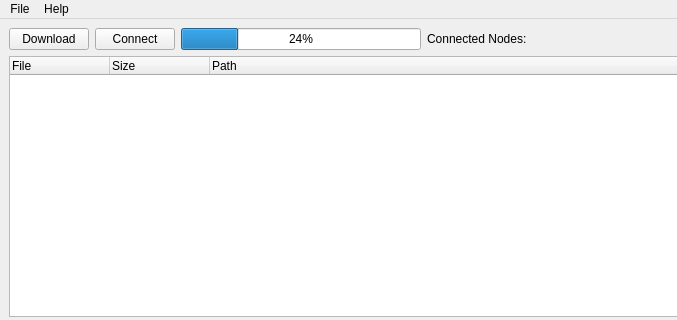
Above: ui/main_alt.ui from j0z/Crescendo before the change; both pictures show x 0 to 677 and y 0 to 320 of the 779 by 614 pixel window. Below: the same form after it.
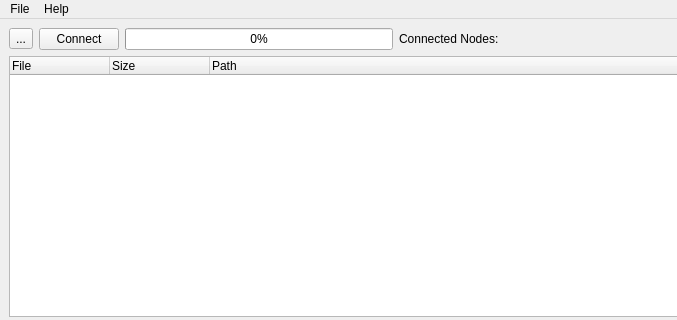
That is the form after the change. The open tabs and pages were chosen to show the change. Icons and pictures are not drawn.

```diff
--- a/ui/main_alt.ui
+++ b/ui/main_alt.ui
@@ -23,9 +23,13 @@
       <item row="0" column="0">
        <layout class="QHBoxLayout" name="horizontalLayout_2">
         <item>
-         <widget class="QPushButton" name="btn_grab">
+         <widget class="QToolButton" name="btn_grab">
           <property name="text">
-           <string>Download</string>
+           <string>...</string>
+          </property>
+          <property name="icon">
+           <iconset resource="../gfx/icons.qrc">
+            <normaloff>:/download.png</normaloff>:/download.png</iconset>
           </property>
          </widget>
         </item>
@@ -39,7 +43,7 @@
         <item>
          <widget class="QProgressBar" name="prg_download">
           <property name="value">
-           <number>24</number>
+           <number>0</number>
           </property>
          </widget>
         </item>
```
Left out of the diff: 8 changed lines with no effect on the pictures.
